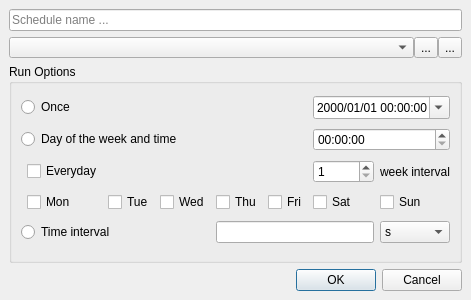
karakirimu/AutoBatchTools, file src/AutoBatchScheduler/startupdialog.ui: the form before one commit.
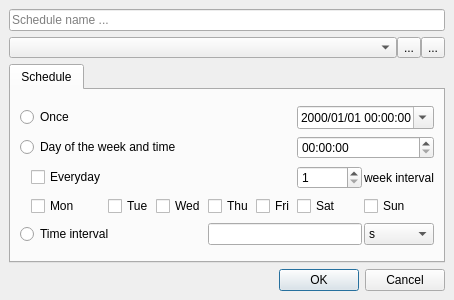
The form after the commit. Icons and pictures are not drawn. Custom widgets are drawn as their Qt base class.

```diff
--- a/src/AutoBatchScheduler/startupdialog.ui
+++ b/src/AutoBatchScheduler/startupdialog.ui
@@ -128,17 +128,24 @@
     </widget>
    </item>
    <item>
-    <widget class="QGroupBox" name="groupBox">
+    <widget class="QTabWidget" name="tabWidget">
      <property name="sizePolicy">
       <sizepolicy hsizetype="Preferred" vsizetype="Expanding">
        <horstretch>0</horstretch>
        <verstretch>0</verstretch>
       </sizepolicy>
      </property>
-     <property name="title">
-      <string>Run Options</string>
-     </property>
+     <widget class="QWidget" name="tabWidgetPage1">
+      <attribute name="title">
+       <string>Schedule</string>
+      </attribute>
      <layout class="QGridLayout" name="gridLayout_2">
+       <property name="horizontalSpacing">
+        <number>2</number>
+       </property>
+       <property name="verticalSpacing">
+        <number>0</number>
+       </property>
       <item row="3" column="2">
        <widget class="QCheckBox" name="TueCheckBox">
         <property name="text">
@@ -299,6 +306,7 @@
      <zorder>scheduleTimeEdit</zorder>
      <zorder>scheduleDateTimeEdit</zorder>
      <zorder>secondsComboBox</zorder>
+     </widget>
     </widget>
    </item>
    <item>
```
Lines whose indentation alone changed are shown as unchanged.
